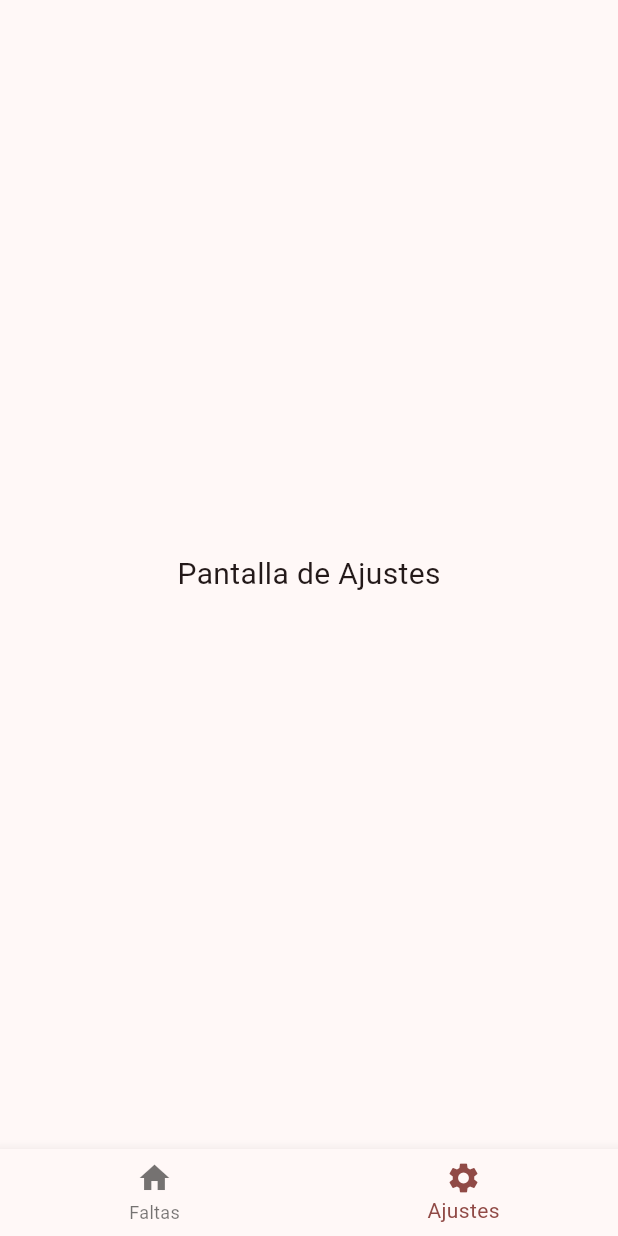
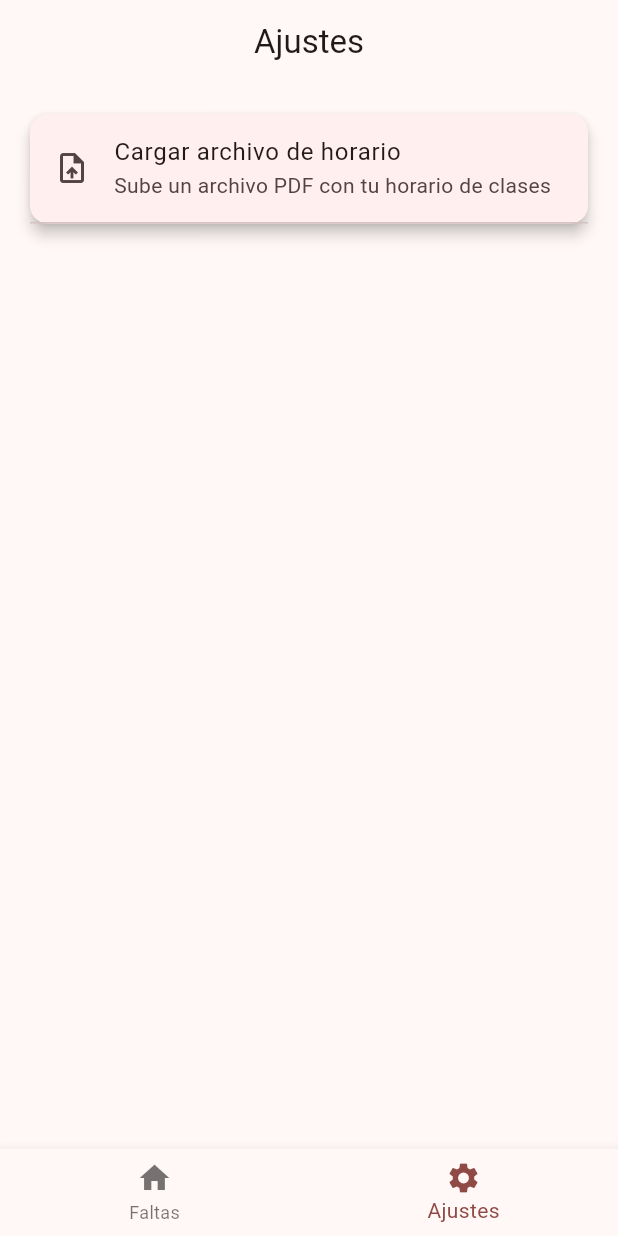
Before and after one commit to Ismael-droid-01/FaltApp, a Flutter app: the screen it shows after launch, item 2 of the bottom bar chosen, on a phone screen of 412 x 824 dp. Run offline on Flutter 3.47's test engine with Material 3 defaults, Android fonts, the phone set to English and light mode, and no system bars; our stand-ins replace hive, hive_flutter; accounts and stored records are empty.

Commit message:
feat(ui): listado de opciones del menu de ajustes

```diff
--- a/lib/screens/home_screen.dart
+++ b/lib/screens/home_screen.dart
@@ -78,7 +78,7 @@ class _HomeScreenState extends State<HomeScreen>
   @override
   Widget build(BuildContext context) {
     return Scaffold(
-      appBar: AppBar(title: const Text('FaltaApp'), centerTitle: true),
+      appBar: AppBar(title: const Text('Faltas'), centerTitle: true),
       body: Center(
         child: Column(
           mainAxisSize: MainAxisSize.min,
--- a/lib/screens/settings_screen.dart
+++ b/lib/screens/settings_screen.dart
@@ -5,10 +5,29 @@ class SettingsScreen extends StatelessWidget {
 
   @override
   Widget build(BuildContext context) {
-    return const Center(
-      child: Text(
-        'Pantalla de Ajustes',
-        style: TextStyle(fontSize: 20),
+    return Scaffold(
+      appBar: AppBar(
+        title: const Text('Ajustes'),
+        centerTitle: true,
+      ),
+      body: Padding(
+        padding: const EdgeInsets.all(16),
+        child: Card(
+          elevation: 4,
+          shape: RoundedRectangleBorder(borderRadius: BorderRadius.circular(12)),
+          child: ListView(
+            shrinkWrap: true,
+            children: const [
+              ListTile(
+                leading: Icon(Icons.upload_file),
+                title: Text('Cargar archivo de horario'),
+                subtitle: Text('Sube un archivo PDF con tu horario de clases'),
+                // onTap: () {}
+              ),
+              Divider(height: 1),
+            ],
+          ),
+        ),
       ),
     );
   }
```
